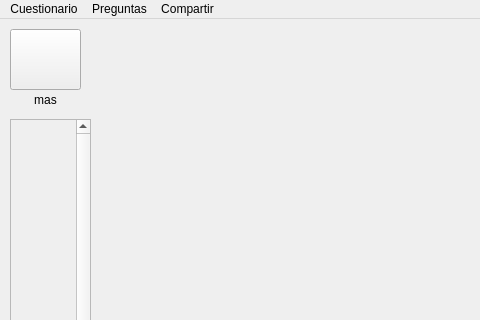
Old version of the form DISENOS/CreadorPreguntasMain_d.ui in the repository ronihdzz/DisenadorPreguntas; both pictures show x 0 to 480 and y 0 to 320 of the 1027 by 607 pixel window.
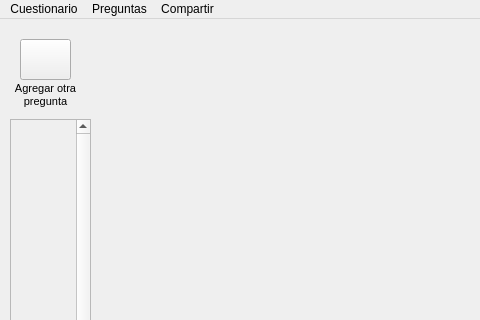
New version of the form. Icons and pictures are not drawn.

Commit message: Formato de preguntas completas,creador de preguntas con tipo de preguntas listogit add *, ahora seguira la parte de autoguardado de informacion

What changed in the file:
```diff
--- a/DISENOS/CreadorPreguntasMain_d.ui
+++ b/DISENOS/CreadorPreguntasMain_d.ui
@@ -68,29 +68,13 @@
      </property>
     </widget>
    </widget>
-   <widget class="QLabel" name="label_4">
+   <widget class="QPushButton" name="btn_mas">
     <property name="geometry">
      <rect>
       <x>20</x>
-      <y>70</y>
+      <y>20</y>
       <width>51</width>
-      <height>21</height>
-     </rect>
-    </property>
-    <property name="text">
-     <string>mas</string>
-    </property>
-    <property name="alignment">
-     <set>Qt::AlignCenter</set>
-    </property>
-   </widget>
-   <widget class="QPushButton" name="btn_mas">
-    <property name="geometry">
-     <rect>
-      <x>10</x>
-      <y>10</y>
-      <width>71</width>
-      <height>61</height>
+      <height>41</height>
      </rect>
     </property>
     <property name="styleSheet">
@@ -100,6 +84,28 @@
      <string/>
     </property>
    </widget>
+   <widget class="QLabel" name="label_6">
+    <property name="geometry">
+     <rect>
+      <x>10</x>
+      <y>60</y>
+      <width>71</width>
+      <height>31</height>
+     </rect>
+    </property>
+    <property name="font">
+     <font>
+      <pointsize>8</pointsize>
+     </font>
+    </property>
+    <property name="text">
+     <string>Agregar otra
+pregunta</string>
+    </property>
+    <property name="alignment">
+     <set>Qt::AlignCenter</set>
+    </property>
+   </widget>
   </widget>
   <widget class="QMenuBar" name="menubar">
    <property name="geometry">
```
The commit also changes 48 other files.
